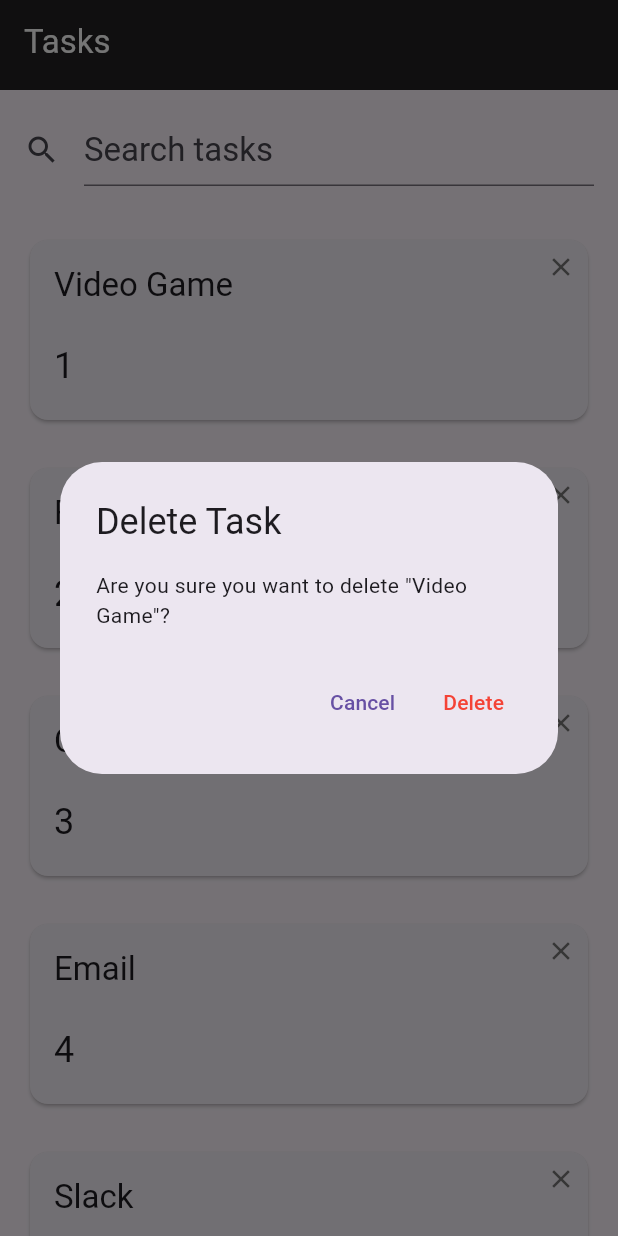
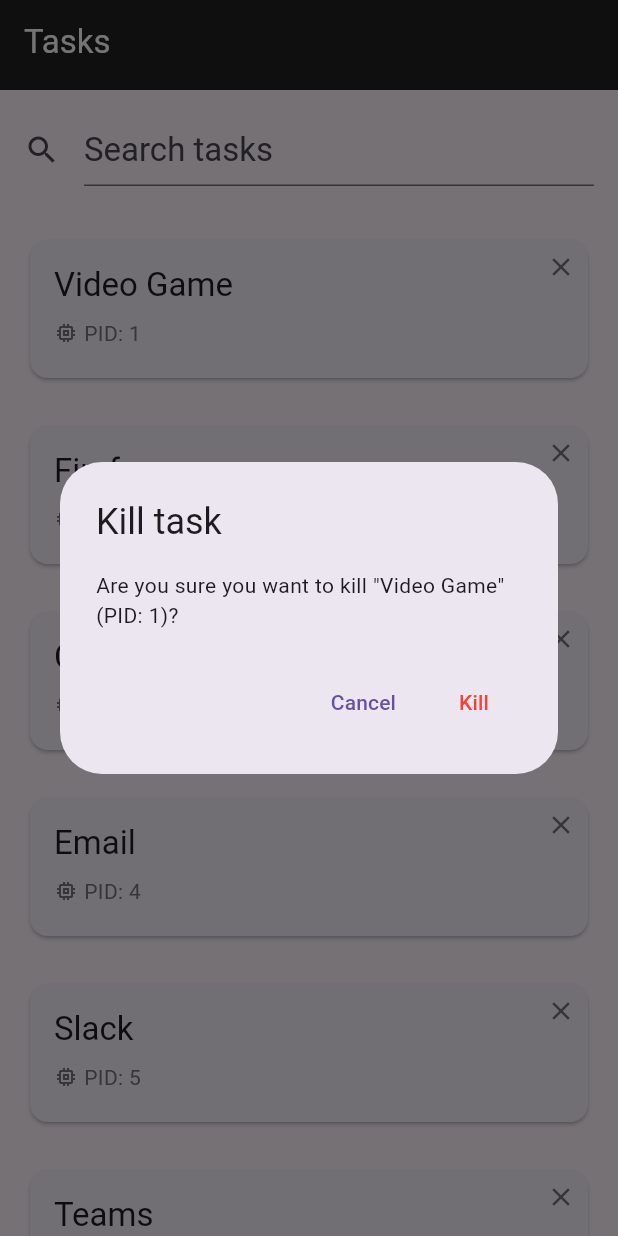
Before and after one commit to MichaelCBarilla/flutter_task_manager, a Flutter app: the screen it shows after launch, after a tap on the "close" icon, on a phone screen of 412 x 824 dp. Run offline on Flutter 3.47's test engine with Material 3 defaults, Android fonts, the phone set to English and light mode, and no system bars; drawn by our look-alikes of flutter_layout_grid; our stand-ins replace flutter_riverpod, go_router, riverpod_annotation; generated files the repository leaves out were written again.

```diff
--- a/lib/src/features/tasks/presentation/task_card.dart
+++ b/lib/src/features/tasks/presentation/task_card.dart
@@ -3,6 +3,8 @@ import 'package:flutter_task_manager/src/constants/app_sizes.dart';
 import 'package:flutter_task_manager/src/features/tasks/domain/task.dart';
 
 /// Used to show a single task inside a card.
+const kDeleteButtonKey = Key('delete-button');
+
 class TaskCard extends StatelessWidget {
   const TaskCard({
     super.key,
@@ -16,7 +18,6 @@ class TaskCard extends StatelessWidget {
 
   // * Keys for testing using find.byKey()
   static const taskCardKey = Key('task-card');
-  static const deleteButtonKey = Key('delete-button');
 
   @override
   Widget build(BuildContext context) {
@@ -31,14 +32,29 @@ class TaskCard extends StatelessWidget {
               child: Column(
                 crossAxisAlignment: CrossAxisAlignment.stretch,
                 children: [
-                  Text(
-                    task.name,
-                    style: Theme.of(context).textTheme.titleLarge,
+                  Row(
+                    children: [
+                      Expanded(
+                        child: Text(
+                          task.name,
+                          style: Theme.of(context).textTheme.titleLarge,
+                          overflow: TextOverflow.ellipsis,
+                        ),
+                      ),
+                    ],
                   ),
-                  gapH24,
-                  Text(
-                    task.pid,
-                    style: Theme.of(context).textTheme.headlineSmall,
+                  gapH8,
+                  Row(
+                    children: [
+                      Icon(Icons.memory, size: 16, color: Colors.grey[600]),
+                      const SizedBox(width: 4),
+                      Text(
+                        'PID: ${task.pid}',
+                        style: Theme.of(context).textTheme.bodyMedium?.copyWith(
+                          color: Colors.grey[600],
+                        ),
+                      ),
+                    ],
                   ),
                   gapH4,
                 ],
@@ -51,7 +67,7 @@ class TaskCard extends StatelessWidget {
                 child: Material(
                   color: Colors.transparent,
                   child: InkWell(
-                    key: deleteButtonKey,
+                    key: kDeleteButtonKey,
                     onTap: onDelete,
                     borderRadius: BorderRadius.circular(20),
                     child: Container(
--- a/lib/src/features/tasks/presentation/tasks_grid.dart
+++ b/lib/src/features/tasks/presentation/tasks_grid.dart
@@ -51,7 +51,7 @@ class TasksGrid extends ConsumerWidget {
                           ScaffoldMessenger.of(context).showSnackBar(
                             SnackBar(
                               content: Text(
-                                'Task "${task.name}" deleted'.hardcoded,
+                                'Task "${task.name}" terminated'.hardcoded,
                               ),
                               duration: const Duration(seconds: 2),
                             ),
@@ -62,7 +62,7 @@ class TasksGrid extends ConsumerWidget {
                           ScaffoldMessenger.of(context).showSnackBar(
                             SnackBar(
                               content: Text(
-                                'Failed to delete task: $e'.hardcoded,
+                                'Failed to terminate task: $e'.hardcoded,
                               ),
                               backgroundColor: Colors.red,
                               duration: const Duration(seconds: 3),
@@ -83,9 +83,10 @@ class TasksGrid extends ConsumerWidget {
       context: context,
       builder: (BuildContext context) {
         return AlertDialog(
-          title: Text('Delete Task'.hardcoded),
+          title: Text('Kill task'.hardcoded),
           content: Text(
-            'Are you sure you want to delete "${task.name}"?'.hardcoded,
+            'Are you sure you want to kill "${task.name}" (PID: ${task.pid})?'
+                .hardcoded,
           ),
           actions: [
             TextButton(
@@ -95,7 +96,7 @@ class TasksGrid extends ConsumerWidget {
             TextButton(
               onPressed: () => Navigator.of(context).pop(true),
               style: TextButton.styleFrom(foregroundColor: Colors.red),
-              child: Text('Delete'.hardcoded),
+              child: Text('Kill'.hardcoded),
             ),
           ],
         );
```
Also changed, not shown: 2 other files.
